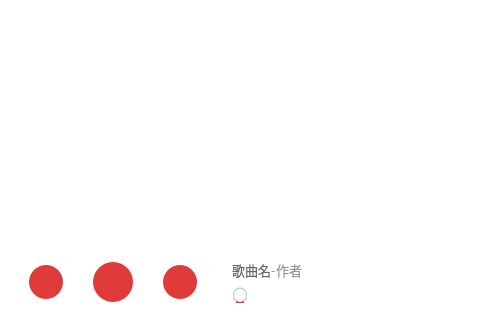
Before: the Qt Designer form mainwindow.ui in cuncinc/CloudMusic_Qt, drawn with Qt 5; both pictures show x 82 to 562 and y 280 to 600 of the 800 by 600 pixel window.
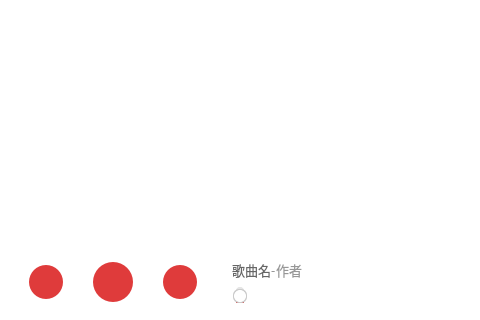
After: the same form once the commit is applied. Icons and pictures are not drawn. Custom widgets are drawn as their Qt base class.

Diff of the .ui file:
```diff
--- a/mainwindow.ui
+++ b/mainwindow.ui
@@ -548,7 +548,7 @@
             <number>100</number>
            </property>
            <property name="value">
-            <number>34</number>
+            <number>0</number>
            </property>
            <property name="tracking">
             <bool>false</bool>
```
Left out of the diff: 32 changed lines with no effect on the pictures.
